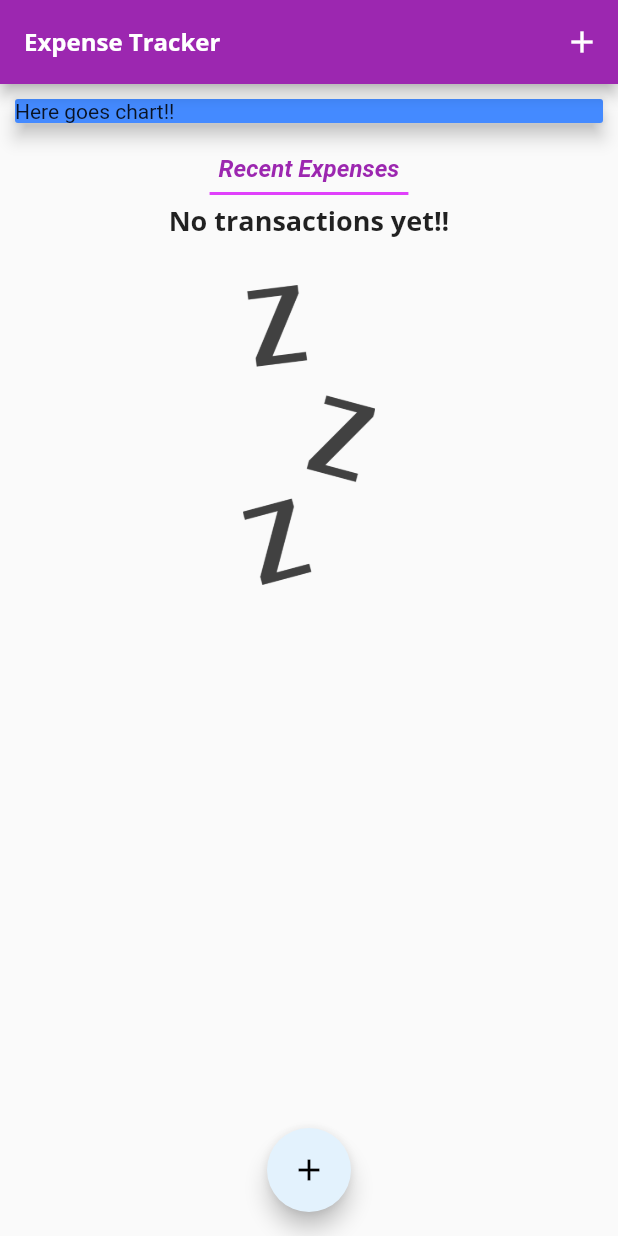
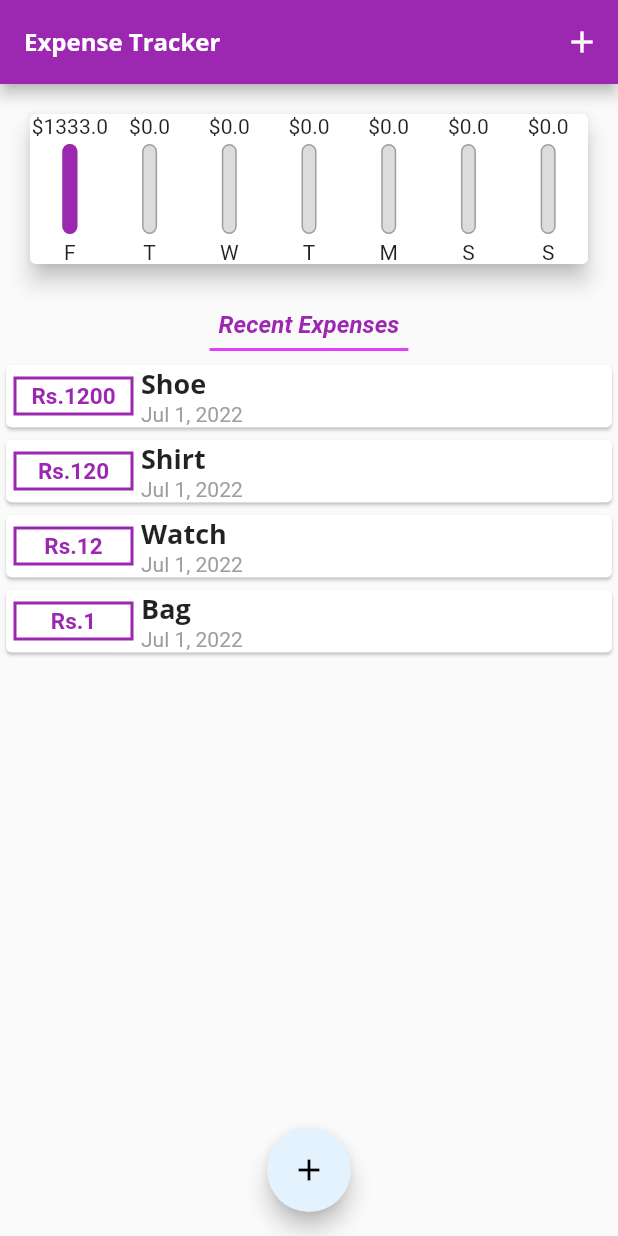
Before and after one commit to Nisschhal/flutter_expense_app, a Flutter app: the screen it shows after launch, on a phone screen of 412 x 824 dp. Run offline on Flutter 3.47's test engine with Material 2 defaults, Android fonts, the phone set to English and light mode, and no system bars.

Commit message:
making changes in amount design in chart bar

```diff
--- a/lib/main.dart
+++ b/lib/main.dart
@@ -1,5 +1,6 @@
 // ignore_for_file: deprecated_member_use
 
+import 'package:expense_tracker/widgets/chart.dart';
 import 'package:expense_tracker/widgets/new_transaction.dart';
 import 'package:flutter/gestures.dart';
 import 'package:flutter/material.dart';
@@ -56,19 +57,40 @@ class _MyHomePageState extends State<MyHomePage> {
   final amoutnController = TextEditingController();
 
   final List<Transaction> _userTransactions = [
-    // Transaction(id: "01", title: "Shoe", amount: 1200, date: DateTime.now()),
-    // Transaction(id: "02", title: "Shirt", amount: 120, date: DateTime.now()),
-    // Transaction(id: "03", title: "Watch", amount: 12, date: DateTime.now()),
-    // Transaction(id: "04", title: "Bag", amount: 1, date: DateTime.now()),
+    Transaction(id: "01", title: "Shoe", amount: 1200, date: DateTime.now()),
+    Transaction(id: "02", title: "Shirt", amount: 120, date: DateTime.now()),
+    Transaction(id: "03", title: "Watch", amount: 12, date: DateTime.now()),
+    Transaction(id: "04", title: "Bag", amount: 1, date: DateTime.now()),
   ];
 
+  // getter, gives the recent transactions of last 7 days
+
+  List<Transaction> get _getRecentTransaction {
+    // only return the transactions from userTransactions list which passes the isAfter() test
+    return _userTransactions.where((tx) {
+      // check the each transactions from the list and if the date is equal to last 7 day from now
+      // then a transactions passes the condition and return that transaciton
+      return tx.date.isAfter(
+        // subtract the 7 days from now
+        DateTime.now().subtract(
+          const Duration(days: 7),
+        ),
+      );
+    }).toList(); // once the list is generated it return the where iterable value not list
+    // to make them into list use toList() same like in map iterable
+  }
+
+// create the new transaction and add it into list.
   void _addNewTransaction(String txTitle, double txAmount) {
+    // creates the new object/instance of the Transaction class and passes the data into parameter
     final newTx = Transaction(
         id: DateTime.now().toString(),
         title: txTitle,
         amount: txAmount,
         date: DateTime.now());
+    // updaing the list value since it is stateful widget
     setState(() {
+      // adding the new list into the totalTransactions list
       _userTransactions.add(newTx);
       print("Working fine");
     });
@@ -78,9 +100,14 @@ class _MyHomePageState extends State<MyHomePage> {
     showModalBottomSheet(
         context: context,
         builder: (_) {
+          // making sure that only certain type of gesture or tap/touch works in the particular widget
+
           return GestureDetector(
             onTap: () {},
+            // wigets inside the showModalBottonSheet()
+            // it passes the _addNewTransaction fuction address which gets triger when task is compeleted
             child: NewTransaction(_addNewTransaction),
+            // makinc sure that on the widgets nothing happes when touch/tap however, if touched/tapped outside the widget it gets closed
             behavior: HitTestBehavior.opaque,
           );
         });
@@ -103,18 +130,7 @@ class _MyHomePageState extends State<MyHomePage> {
           // mainAxisAlignment: MainAxisAlignment.spaceBetween,
           children: [
             // ignore: avoid_unnecessary_containers
-            Container(
-              width: double.infinity,
-              child: Card(
-                margin: const EdgeInsets.all(10),
-                elevation: 5,
-                color: Colors.blueAccent,
-                shape: RoundedRectangleBorder(
-                  borderRadius: BorderRadius.circular(2),
-                ),
-                child: const Text("Here goes chart!!"),
-              ),
-            ),
+            Chart(_getRecentTransaction),
             Center(
               child: Container(
                 padding: const EdgeInsets.all(6),
--- a/lib/widgets/chart.dart
+++ b/lib/widgets/chart.dart
@@ -1,5 +1,6 @@
 // ignore_for_file: use_key_in_widget_constructors
 
+import 'package:expense_tracker/widgets/chart_bar.dart';
 import 'package:flutter/material.dart';
 import 'package:intl/intl.dart';
 
@@ -11,7 +12,7 @@ class Chart extends StatelessWidget {
   final List<Transaction> recentTransactions;
   Chart(this.recentTransactions);
 
-  List<Map<String, Object>> get getWeekTransactionValues {
+  List<Map<String, dynamic>> get getWeekTransactionValues {
     return List.generate(7, (index) {
       final weekDay = DateTime.now().subtract(
         Duration(days: index),
@@ -25,7 +26,16 @@ class Chart extends StatelessWidget {
         }
       }
 
-      return {"day": DateFormat.E().format(weekDay), 'amount': daySum};
+      return {
+        "day": DateFormat.E().format(weekDay).substring(0, 1),
+        'amount': daySum
+      };
+    });
+  }
+
+  double get getTotalSpendingWeek {
+    return getWeekTransactionValues.fold(0.0, (sum, item) {
+      return sum + item['amount'];
     });
   }
 
@@ -35,7 +45,18 @@ class Chart extends StatelessWidget {
       elevation: 6,
       margin: EdgeInsets.all(20),
       child: Row(
-        children: [],
+        mainAxisAlignment: MainAxisAlignment.spaceEvenly,
+        children: getWeekTransactionValues.map((data) {
+          return Flexible(
+            fit: FlexFit.tight,
+            child: ChartBar(
+                data['day'],
+                data['amount'],
+                getTotalSpendingWeek == 0
+                    ? 0.0
+                    : (data['amount'] as double) / getTotalSpendingWeek),
+          );
+        }).toList(),
       ),
     );
   }
--- /dev/null
+++ b/lib/widgets/chart_bar.dart
@@ -0,0 +1,44 @@
+import 'package:flutter/material.dart';
+
+class ChartBar extends StatelessWidget {
+  final String label;
+  final double amount;
+  final double spendngPctOfTotal;
+
+  // const ChartBar({Key? key}) : super(key: key);
+
+  ChartBar(this.label, this.amount, this.spendngPctOfTotal);
+  @override
+  Widget build(BuildContext context) {
+    return Column(
+      children: [
+        FittedBox(
+          child: Text("\$$amount"),
+        ),
+        const SizedBox(height: 4),
+        Container(
+          height: 60,
+          width: 10,
+          child: Stack(children: [
+            Container(
+              decoration: BoxDecoration(
+                  border: Border.all(color: Colors.grey, width: 1),
+                  color: const Color.fromRGBO(220, 220, 220, 1),
+                  borderRadius: BorderRadius.circular(10)),
+            ),
+            FractionallySizedBox(
+              heightFactor: spendngPctOfTotal,
+              child: Container(
+                  decoration: BoxDecoration(
+                      color: Theme.of(context).primaryColor,
+                      borderRadius: BorderRadius.circular(10))),
+            )
+          ]),
+          // decoration: BoxDecoration(borderRadius: BorderRadius.circular(20)),
+        ),
+        SizedBox(height: 4),
+        Text("${label}")
+      ],
+    );
+  }
+}
```
